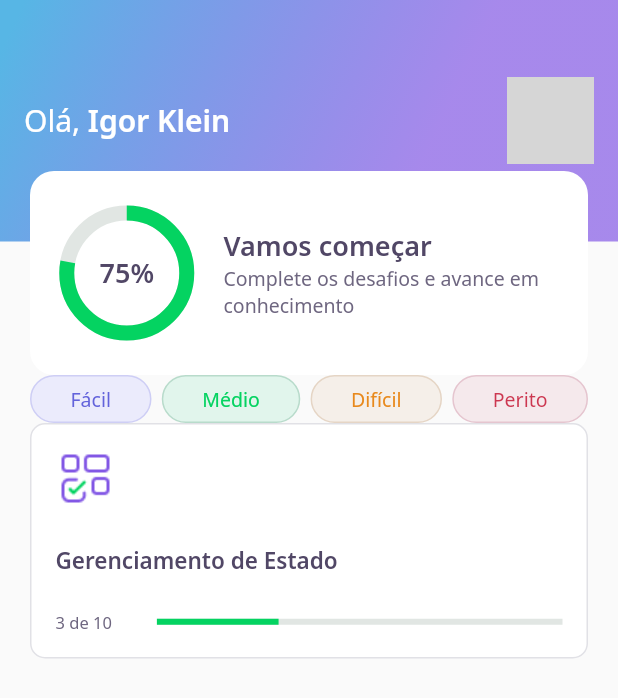
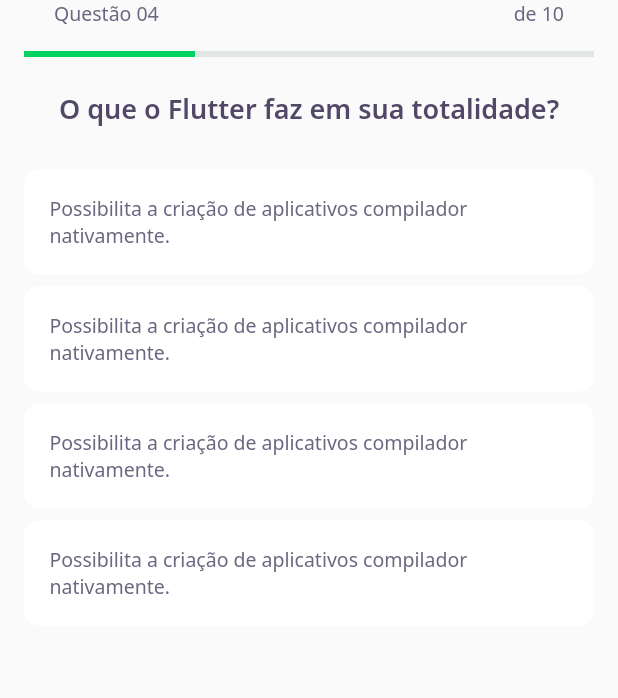
Before and after one commit to IgorKlein/devquiz, a Flutter app: the screen it shows after launch, on a phone screen of 412 x 824 dp. Shown: the top 698 px of the screen. Run offline on Flutter 3.47's test engine with Material 2 defaults, Android fonts, the phone set to English and light mode, and no system bars; our stand-ins replace google_fonts; grey boxes are pictures that could not be loaded.

Commit message:
Aula 01 concluída. Aula 02 até os botões de Fácil, Médio, Difícil e Perito. Aula 02 até o primeiro "quiz_card_widget" configurado. Aula 01 concluída + README.md em desenvolvimento

```diff
--- /dev/null
+++ b/lib/challenge/challenge_page.dart
@@ -0,0 +1,24 @@
+import 'package:devquiz/challenge/widgets/quiz/quiz_widget.dart';
+import 'package:devquiz/home/widget/question_indicator/question_indicator_widget.dart';
+import 'package:flutter/material.dart';
+
+class ChallengePage extends StatefulWidget {
+  @override
+  _ChallengePageState createState() => _ChallengePageState();
+}
+
+class _ChallengePageState extends State<ChallengePage> {
+  @override
+  Widget build(BuildContext context) {
+    return Scaffold(
+      appBar: PreferredSize(
+        preferredSize: Size.fromHeight(60),
+        child: SafeArea(
+          top: true,
+          child: QuestionIndicatorWidget(),
+        ),
+      ),
+      body: QuizWidget(title: 'O que o Flutter faz em sua totalidade?',),
+    );
+  }
+}
--- /dev/null
+++ b/lib/challenge/widgets/quiz/quiz_widget.dart
@@ -0,0 +1,38 @@
+import 'package:devquiz/core/app_text_styles.dart';
+import 'package:devquiz/home/widget/answer/answer_widget.dart';
+import 'package:flutter/material.dart';
+
+class QuizWidget extends StatelessWidget {
+  final String title;
+
+  const QuizWidget({Key? key, required this.title}) : super(key: key);
+
+  @override
+  Widget build(BuildContext context) {
+    return Container(
+      child: Column(
+        children: [
+          Text(
+            title,
+            style: AppTextStyles.heading,
+          ),
+          SizedBox(
+            height: 24.0,
+          ),
+          AnswerWidget(
+            title: 'Permite a criação de blá, blá, blá.',
+          ),
+          AnswerWidget(
+            title: 'Permite a criação de blá, blá, blá.',
+          ),
+          AnswerWidget(
+            title: 'Permite a criação de blá, blá, blá.',
+          ),
+          AnswerWidget(
+            title: 'Permite a criação de blá, blá, blá.',
+          ),
+        ],
+      ),
+    );
+  }
+}
--- a/lib/core/app_widget.dart
+++ b/lib/core/app_widget.dart
@@ -1,3 +1,4 @@
+import 'package:devquiz/challenge/challenge_page.dart';
 import 'package:devquiz/home/home_page.dart';
 import 'package:flutter/material.dart';
 
@@ -6,7 +7,7 @@ class AppWidget extends StatelessWidget {
   Widget build(BuildContext context) {
     return MaterialApp(
       title: "DevQuiz",
-      home: HomePage(),
+      home: ChallengePage(),
     );
   }
 }
--- a/lib/home/home_page.dart
+++ b/lib/home/home_page.dart
@@ -19,7 +19,9 @@ class _HomePageState extends State<HomePage> {
         padding: const EdgeInsets.symmetric(horizontal: 20.0),
         child: Column(
           children: [
-            Row(
+            Padding(
+              padding: const EdgeInsets.symmetric(vertical: 24.0),
+              child: Row(
                 mainAxisAlignment: MainAxisAlignment.spaceBetween,
                 children: [
                   LevelButtonWidget(
@@ -36,7 +38,21 @@ class _HomePageState extends State<HomePage> {
                   ),
                 ],
               ),
-            QuizCardWidget()
+            ),
+            //SizedBox(height: 24),
+            Expanded(
+              child: GridView.count(
+                crossAxisSpacing: 16.0,
+                mainAxisSpacing: 16.0,
+                crossAxisCount: 2,
+                children: [
+                  QuizCardWidget(),
+                  QuizCardWidget(),
+                  QuizCardWidget(),
+                  QuizCardWidget(),
+                ],
+              ),
+            ),
           ],
         ),
       ),
--- /dev/null
+++ b/lib/home/widget/answer/answer_widget.dart
@@ -0,0 +1,82 @@
+import 'package:devquiz/core/app_colors.dart';
+import 'package:devquiz/core/app_text_styles.dart';
+import 'package:flutter/material.dart';
+import 'package:flutter/painting.dart';
+import 'package:flutter/rendering.dart';
+
+class AnswerWidget extends StatelessWidget {
+  final String title;
+  final bool isRight;
+  final bool isSelected;
+
+  const AnswerWidget({Key? key,
+    required this.title,
+    this.isRight = false,
+    this.isSelected = false})
+      : super(key: key);
+
+  Color get _selectedColorRight =>
+      isRight ? AppColors.darkGreen : AppColors.darkRed;
+
+  Color get _selectedBorderRight =>
+      isRight ? AppColors.lightGreen : AppColors.lightRed;
+
+  Color get _selectedColorCardRight =>
+      isRight ? AppColors.lightGreen : AppColors.lightRed;
+
+  Color get _selectedBorderCardRight =>
+      isRight ? AppColors.green : AppColors.red;
+
+  TextStyle get _selectedTextStyleRight =>
+      isRight ? AppTextStyles.bodyDarkGreen : AppTextStyles.bodyDarkRed;
+
+  IconData get _selectedIconRight => isRight ? Icons.check : Icons.check;
+
+  @override
+  Widget build(BuildContext context) {
+    return Padding(
+      padding: const EdgeInsets.symmetric(horizontal: 16.0, vertical: 4),
+      child: Container(
+        padding: EdgeInsets.all(16),
+        decoration: BoxDecoration(
+          color: isSelected ? _selectedColorCardRight : AppColors.white,
+          borderRadius: BorderRadius.circular(10),
+          border: Border.fromBorderSide(BorderSide(
+              color: isSelected ? _selectedBorderCardRight : AppColors.white)),
+        ),
+        child: Row(
+          mainAxisAlignment: MainAxisAlignment.spaceBetween,
+          children: [
+            Expanded(
+              //este widget permite a quebra de linha
+              child: Text(
+                'Possibilita a criação de aplicativos compilador nativamente.',
+                style:
+                isSelected ? _selectedTextStyleRight : AppTextStyles.body,
+              ),
+            ),
+            Container(
+              width: 24,
+              height: 24,
+              decoration: BoxDecoration(
+                color: isSelected ? _selectedColorRight : AppColors.white,
+                borderRadius: BorderRadius.circular(500),
+                border: Border.fromBorderSide(
+                  BorderSide(
+                      color:
+                      isSelected ? _selectedBorderRight : AppColors.white),
+                ),
+              ),
+              child: isSelected ?
+              Icon(
+                Icons.check,
+                size: 16,
+                color: Colors.white,
+              ) : null,
+            )
+          ],
+        ),
+      ),
+    );
+  }
+}
--- /dev/null
+++ b/lib/home/widget/question_indicator/question_indicator_widget.dart
@@ -0,0 +1,36 @@
+import 'package:devquiz/core/app_text_styles.dart';
+import 'package:devquiz/shared/progress_indicator/progress_indicator_widget.dart';
+import 'package:flutter/material.dart';
+
+class QuestionIndicatorWidget extends StatelessWidget {
+  @override
+  Widget build(BuildContext context) {
+    return Container(
+      child: Padding(
+        padding: const EdgeInsets.symmetric(horizontal: 16.0),
+        child: Column(
+          children: [
+            Padding(
+              padding: const EdgeInsets.symmetric(horizontal: 20.0),
+              child: Row(
+                mainAxisAlignment: MainAxisAlignment.spaceBetween,
+                children: [
+                  Text(
+                    'Questão 04',
+                    style: AppTextStyles.body,
+                  ),
+                  Text(
+                    'de 10',
+                    style: AppTextStyles.body,
+                  ),
+                ],
+              ),
+            ),
+            SizedBox(height: 16),
+            ProgressIndicatorWidget(value: 0.7),
+          ],
+        ),
+      ),
+    );
+  }
+}
--- a/lib/home/widget/quiz_card/quiz_card_widget.dart
+++ b/lib/home/widget/quiz_card/quiz_card_widget.dart
@@ -1,6 +1,7 @@
 import 'package:devquiz/core/app_colors.dart';
 import 'package:devquiz/core/app_images.dart';
 import 'package:devquiz/core/app_text_styles.dart';
+import 'package:devquiz/shared/progress_indicator/progress_indicator_widget.dart';
 import 'package:flutter/cupertino.dart';
 import 'package:flutter/material.dart';
 
@@ -27,13 +28,15 @@ class QuizCardWidget extends StatelessWidget {
             child: Image.asset(AppImages.blocks),
           ),
           SizedBox(
-            height: 24,
+            height: 20,
           ),
           Text(
             'Gerenciamento de Estado',
             style: AppTextStyles.heading15,
           ),
-          SizedBox(height: 24,),
+          SizedBox(
+            height: 24,
+          ),
           Row(
             children: [
               Expanded(
@@ -44,12 +47,8 @@ class QuizCardWidget extends StatelessWidget {
                 ),
               ),
               Expanded(
-                flex: 4,
-                child: LinearProgressIndicator(
-                  value: 0.3,
-                  backgroundColor: AppColors.chartSecondary,
-                  valueColor: AlwaysStoppedAnimation(AppColors.chartPrimary),
-                ),
+                flex: 2,
+                child: ProgressIndicatorWidget(value: 0.3),
               )
             ],
           )
--- /dev/null
+++ b/lib/shared/progress_indicator/progress_indicator_widget.dart
@@ -0,0 +1,18 @@
+import 'package:devquiz/core/app_colors.dart';
+import 'package:flutter/material.dart';
+
+class ProgressIndicatorWidget extends StatelessWidget {
+
+  final double value;
+
+  const ProgressIndicatorWidget({Key? key, required this.value}) : super(key: key);
+
+  @override
+  Widget build(BuildContext context) {
+    return LinearProgressIndicator(
+      value: 0.3,
+      backgroundColor: AppColors.chartSecondary,
+      valueColor: AlwaysStoppedAnimation(AppColors.chartPrimary),
+    );
+  }
+}
```
Also changed, not shown: 1 other file. Lines whose indentation alone changed are shown as unchanged.
